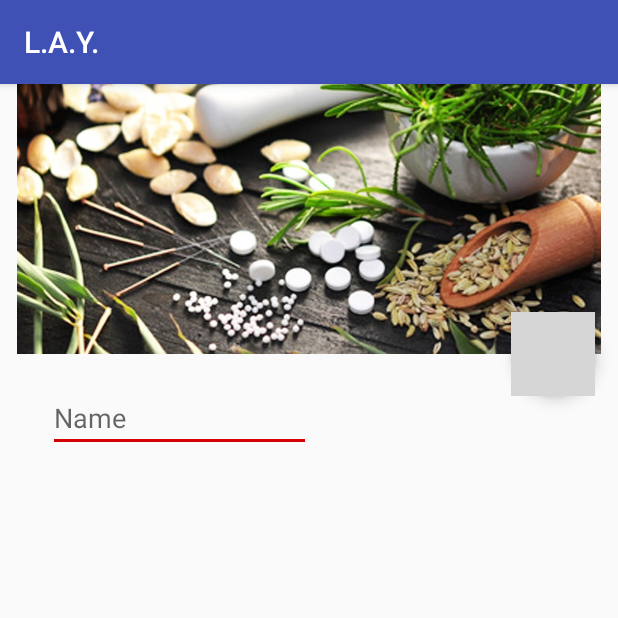
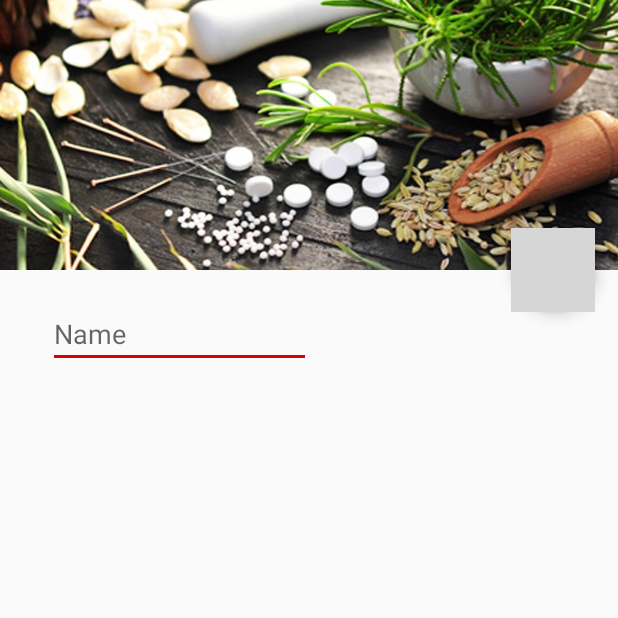
Before and after one commit to florentphilippe/LAY, an Android app: the NewDrug screen opened directly, with no data from a screen before it, on a phone screen of 412 x 824 dp, the top half of it. Run offline under Robolectric (Android 15) with nearby library versions, the phone set to English and light mode, and no system bars; grey boxes are pictures that could not be loaded.

Commit message:
Working on the activity_new_drug theme

```diff
--- a/app/src/main/AndroidManifest.xml
+++ b/app/src/main/AndroidManifest.xml
@@ -15,7 +15,10 @@
                 <category android:name="android.intent.category.LAUNCHER" />
             </intent-filter>
         </activity>
-        <activity android:name=".NewDrug"></activity>
+
+        <activity android:name=".NewDrug"
+           android:theme="@style/NewDrugActivity">
+        </activity>
     </application>
 
 </manifest>
--- a/app/src/main/java/fr/florentphilippe/lay/NewDrug.java
+++ b/app/src/main/java/fr/florentphilippe/lay/NewDrug.java
@@ -1,16 +1,19 @@
 package fr.florentphilippe.lay;
 
+import android.support.v4.view.ViewPager;
 import android.support.v7.app.AppCompatActivity;
 import android.os.Bundle;
-import android.view.Window;
+import android.view.View;
 
 public class NewDrug extends AppCompatActivity {
 
     @Override
     protected void onCreate(Bundle savedInstanceState) {
         super.onCreate(savedInstanceState);
-        //removing the title bar feature
-        this.requestWindowFeature(Window.FEATURE_NO_TITLE);
+        //make the status bar transparent
+        View decorView = getWindow().getDecorView();
+
+
 
         setContentView(R.layout.activity_new_drug);
 
--- a/app/src/main/res/layout/activity_main.xml
+++ b/app/src/main/res/layout/activity_main.xml
@@ -34,7 +34,7 @@
         android:id="@+id/new_drug_button"
         android:layout_height="wrap_content"
         android:layout_width="wrap_content"
-        android:src="@drawable/ic_add_medic"
+        android:src="@drawable/ic_add"
         android:clickable="true"
         android:padding="@dimen/activity_horizontal_margin"
         android:layout_alignParentBottom="true"
--- a/app/src/main/res/layout/activity_new_drug.xml
+++ b/app/src/main/res/layout/activity_new_drug.xml
@@ -17,7 +17,9 @@
         android:layout_alignParentStart="true"
         android:layout_alignParentEnd="true"
         android:layout_alignParentRight="true"
-        android:layout_alignParentLeft="true"/>
+        android:layout_alignParentLeft="true"
+        android:scaleType="fitXY"/>
+        <!--This last methods disable the blanks of the margins  -->
 
     <EditText
         android:id="@+id/edit_name_drug"
--- a/app/src/main/res/values/colors.xml
+++ b/app/src/main/res/values/colors.xml
@@ -1,6 +1,6 @@
 <?xml version="1.0" encoding="utf-8"?>
 <resources>
     <color name="colorPrimary">#3F51B5</color>
-    <color name="colorPrimaryDark">#303F9F</color>
+    <color name="colorPrimaryDark">#303f9f</color>
     <color name="colorAccent">#d50000</color>
 </resources>
--- a/app/src/main/res/values/styles.xml
+++ b/app/src/main/res/values/styles.xml
@@ -8,4 +8,12 @@
         <item name="colorAccent">@color/colorAccent</item>
     </style>
 
+    <style name="NewDrugActivity" parent="Theme.AppCompat.Light.NoActionBar">
+        <!-- Customize your theme here. -->
+        <item name="colorPrimary">@color/colorPrimary</item>
+        <item name="colorPrimaryDark">@color/colorPrimaryDark</item>
+        <item name="colorAccent">@color/colorAccent</item>
+    </style>
+
+
 </resources>
```
Also changed, not shown: app/src/main/res/drawable/ic_add.xml (added, +9 -0 lines), app/src/main/res/drawable-hdpi/ic_add_medic.png (deleted), app/src/main/res/drawable-mdpi/ic_add_medic.png (deleted), app/src/main/res/drawable-xhdpi/ic_add_medic.png (deleted), app/src/main/res/drawable-xxhdpi/ic_add_medic.png (deleted).
